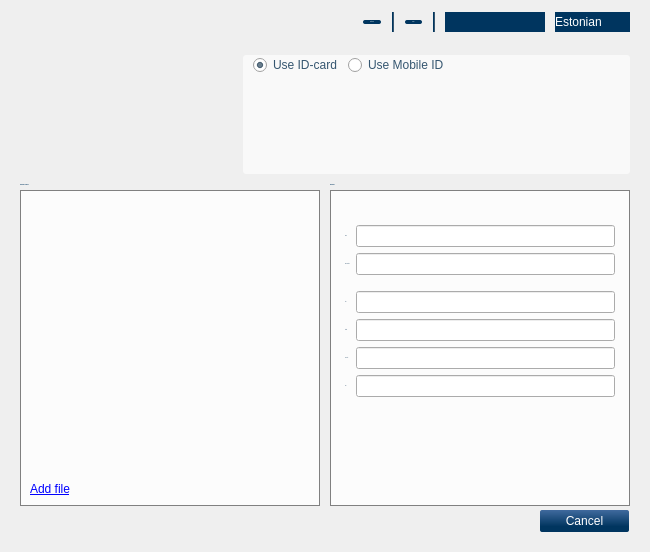
Qt form client/ui/MainWindow.ui (open-eid/qdigidoc) before a commit.
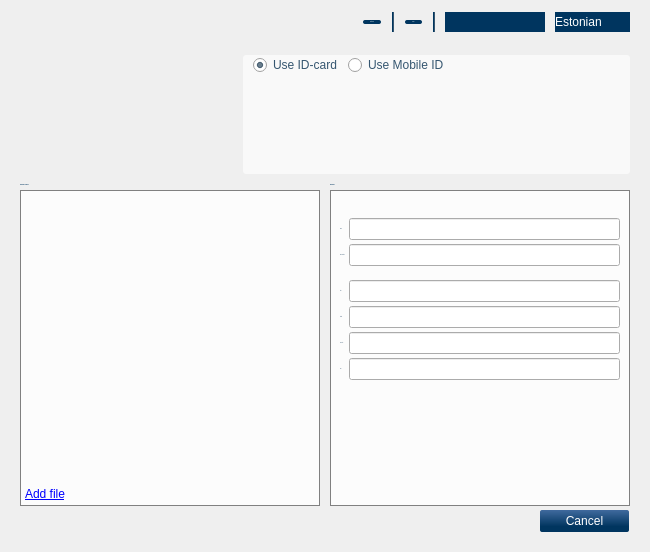
The same form after that commit. The open tabs and pages were chosen to show the change. Icons and pictures are not drawn. Custom widgets are drawn as their Qt base class.

Commit message: adjust layout under mac

What changed in the file:
```diff
--- a/client/ui/MainWindow.ui
+++ b/client/ui/MainWindow.ui
@@ -702,6 +702,12 @@
           <item row="1" column="1">
            <widget class="QFrame" name="signSignerRole">
             <layout class="QGridLayout" name="signSignerRoleLayout">
+             <property name="margin">
+              <number>4</number>
+             </property>
+             <property name="spacing">
+              <number>4</number>
+             </property>
              <item row="1" column="0">
               <widget class="QLabel" name="signRoleLabel">
                <property name="font">
@@ -878,6 +884,12 @@
              <enum>QFrame::Raised</enum>
             </property>
             <layout class="QVBoxLayout" name="signContentFrameLayoue">
+             <property name="spacing">
+              <number>4</number>
+             </property>
+             <property name="margin">
+              <number>4</number>
+             </property>
              <item>
               <widget class="TreeWidget" name="signContentView">
                <property name="frameShape">
```
Left out of the diff: 14 changed lines with no effect on the pictures.
